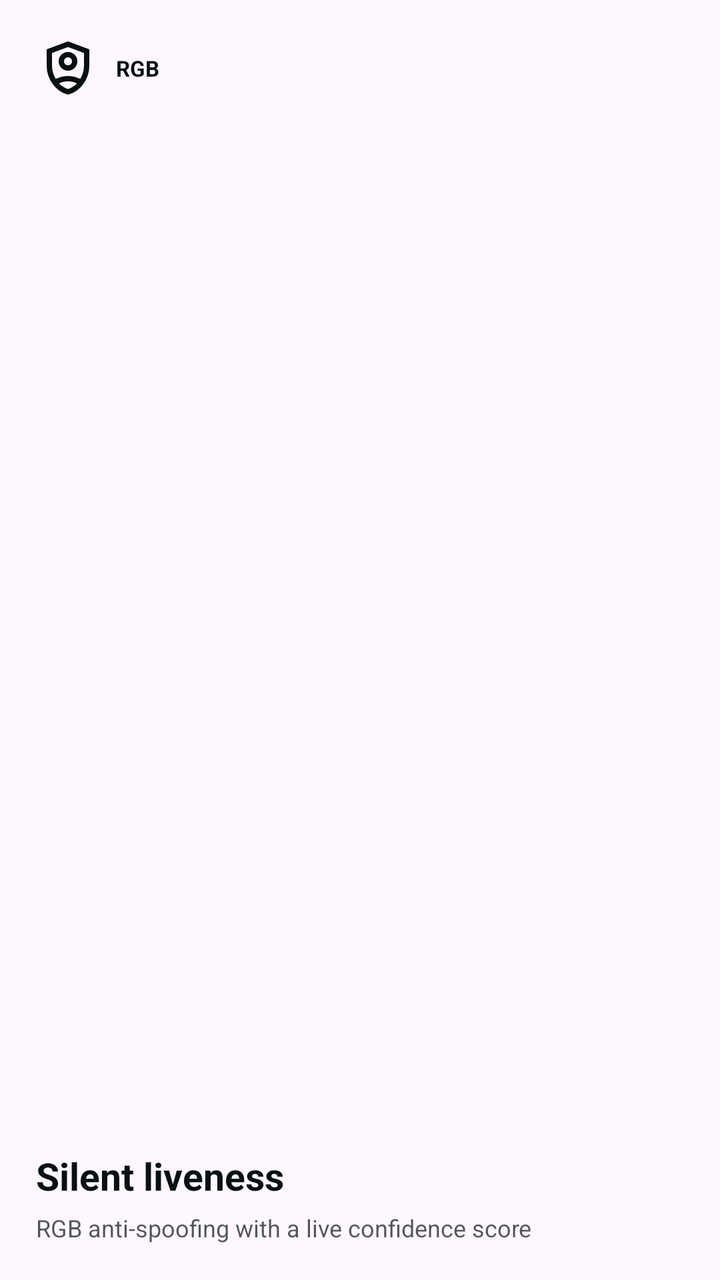
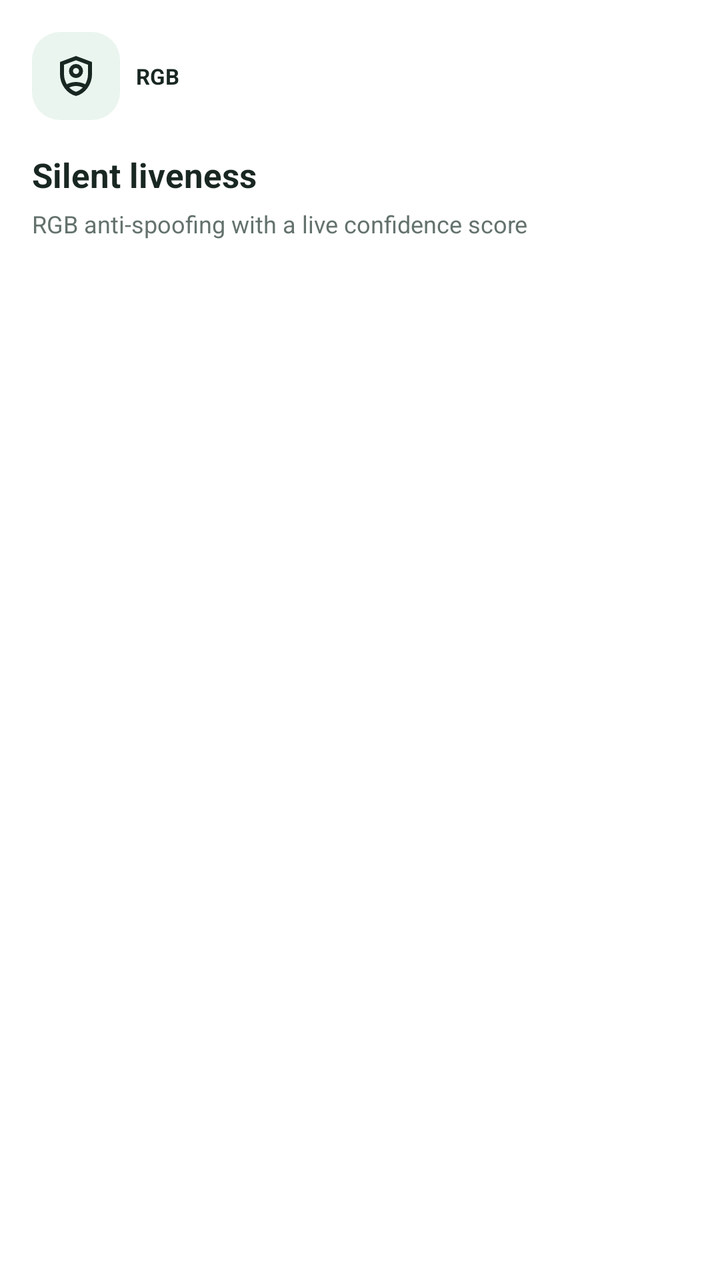

Two renders of the same Android screen: before a commit and after it. Below are the layout's source before the change and the commit's diff.
<!-- AndroidManifest.xml: application theme Theme.InspireFaceExample -->
<!-- res/layout/item_home_silent.xml -->
<?xml version="1.0" encoding="utf-8"?>
<LinearLayout xmlns:android="http://schemas.android.com/apk/res/android"
    android:layout_width="match_parent"
    android:layout_height="match_parent"
    android:gravity="bottom"
    android:orientation="vertical"
    android:padding="18dp">

    <LinearLayout
        android:layout_width="match_parent"
        android:layout_height="wrap_content"
        android:gravity="center_vertical"
        android:orientation="horizontal">

        <ImageView
            android:layout_width="32dp"
            android:layout_height="32dp"
            android:contentDescription="@null"
            android:importantForAccessibility="no"
            android:src="@drawable/ic_home_silent_liveness" />

        <TextView
            android:layout_width="wrap_content"
            android:layout_height="wrap_content"
            android:layout_marginStart="8dp"
            android:text="@string/menu_badge_rgb"
            android:textColor="@color/home_tile_text_dark"
            android:textSize="11sp"
            android:textStyle="bold" />
    </LinearLayout>

    <Space
        android:layout_width="1dp"
        android:layout_height="0dp"
        android:layout_weight="1" />

    <TextView
        android:layout_width="match_parent"
        android:layout_height="wrap_content"
        android:text="@string/mode_silent"
        android:textColor="@color/home_tile_text_dark"
        android:textSize="19sp"
        android:textStyle="bold" />

    <TextView
        android:layout_width="match_parent"
        android:layout_height="wrap_content"
        android:layout_marginTop="5dp"
        android:maxLines="2"
        android:text="@string/home_silent_desc"
        android:textColor="@color/home_tile_text_dark_secondary"
        android:textSize="12sp" />
</LinearLayout>
<!-- resources referenced by this layout -->
<resources>
  <color name="home_tile_text_dark">#FF07110F</color>
  <color name="home_tile_text_dark_secondary">#B307110F</color>
  <style name="Base.Theme.InspireFaceExample" parent="Theme.Material3.DayNight.NoActionBar">
          
          
      </style>
  <!-- unchanged entries left out for length: 5 -->
</resources>

<!-- the commit's change to res/layout/item_home_silent.xml (unified diff, before → after) -->
@@ -1,10 +1,11 @@
 <?xml version="1.0" encoding="utf-8"?>
 <LinearLayout xmlns:android="http://schemas.android.com/apk/res/android"
     android:layout_width="match_parent"
-    android:layout_height="match_parent"
-    android:gravity="bottom"
+    android:layout_height="wrap_content"
+    android:gravity="top"
+    android:minHeight="184dp"
     android:orientation="vertical"
-    android:padding="18dp">
+    android:padding="16dp">
 
     <LinearLayout
         android:layout_width="match_parent"
@@ -13,8 +14,11 @@
         android:orientation="horizontal">
 
         <ImageView
-            android:layout_width="32dp"
-            android:layout_height="32dp"
+            android:background="@drawable/bg_home_icon"
+            android:backgroundTint="@color/home_tile_green"
+            android:padding="10dp"
+            android:layout_width="44dp"
+            android:layout_height="44dp"
             android:contentDescription="@null"
             android:importantForAccessibility="no"
             android:src="@drawable/ic_home_silent_liveness" />
@@ -31,23 +35,24 @@
 
     <Space
         android:layout_width="1dp"
-        android:layout_height="0dp"
-        android:layout_weight="1" />
+        android:layout_height="16dp" />
 
     <TextView
         android:layout_width="match_parent"
         android:layout_height="wrap_content"
         android:text="@string/mode_silent"
         android:textColor="@color/home_tile_text_dark"
-        android:textSize="19sp"
+        android:textSize="17sp"
+        android:maxLines="2"
         android:textStyle="bold" />
 
     <TextView
         android:layout_width="match_parent"
         android:layout_height="wrap_content"
         android:layout_marginTop="5dp"
-        android:maxLines="2"
+        android:maxLines="3"
         android:text="@string/home_silent_desc"
         android:textColor="@color/home_tile_text_dark_secondary"
-        android:textSize="12sp" />
+        android:textSize="12sp"
+        android:lineSpacingExtra="1dp" />
 </LinearLayout>
<!-- resource entries referenced after the edit -->
@@ -1,10 +1,106 @@
 <!-- resources referenced by this layout -->
 <resources>
-  <color name="home_tile_text_dark">#FF07110F</color>
-  <color name="home_tile_text_dark_secondary">#B307110F</color>
-  <style name="Base.Theme.InspireFaceExample" parent="Theme.Material3.DayNight.NoActionBar">
-          
-          
+  <color name="home_tile_green">#EAF5EF</color>
+  <color name="home_tile_text_dark">#192722</color>
+  <color name="home_tile_text_dark_secondary">#64726E</color>
+  <!-- drawable bg_home_icon (drawable) -->
+  <shape xmlns:android="http://schemas.android.com/apk/res/android" android:shape="rectangle">
+      <solid android:color="@color/home_surface" />
+      <corners android:radius="14dp" />
+  </shape>
+  <color name="home_surface">#F5F7F8</color>
+  <style name="Base.Theme.InspireFaceExample" parent="Theme.Material3.Light.NoActionBar">
+          <item name="android:windowBackground">@color/home_background</item>
+          <item name="android:statusBarColor">@android:color/transparent</item>
+          <item name="android:navigationBarColor">@color/home_background</item>
+          <item name="android:windowLightStatusBar">true</item>
+          <item name="android:windowAnimationStyle">@style/AppWindowAnimation</item>
+          <item name="android:colorAccent">@color/liveness_accent</item>
+          <item name="colorPrimary">@color/liveness_accent</item>
+          <item name="colorOnPrimary">@color/white</item>
+          <item name="colorPrimaryContainer">@color/plus_accent_soft</item>
+          <item name="colorOnPrimaryContainer">@color/liveness_accent</item>
+          <item name="colorSecondary">@color/liveness_accent</item>
+          <item name="colorSecondaryContainer">@color/plus_accent_soft</item>
+          <item name="colorOnSecondaryContainer">@color/home_text_primary</item>
+          <item name="colorSurface">@color/home_background</item>
+          <item name="colorSurfaceVariant">@color/home_surface</item>
+          <item name="colorOnSurface">@color/home_text_primary</item>
+          <item name="colorOnSurfaceVariant">@color/home_text_secondary</item>
+          <item name="colorOutline">@color/home_stroke</item>
+          <item name="colorControlHighlight">#14237D63</item>
+          <item name="materialButtonStyle">@style/AppButton</item>
+          <item name="materialButtonOutlinedStyle">@style/AppButton.Outlined</item>
+          <item name="buttonBarPositiveButtonStyle">@style/AppButton.Text</item>
+          <item name="buttonBarNegativeButtonStyle">@style/AppButton.Text</item>
+          <item name="materialAlertDialogTheme">@style/ThemeOverlay.InspireFaceExample.PlusConsent</item>
+          <item name="shapeAppearanceSmallComponent">@style/AppShape.Small</item>
+          <item name="shapeAppearanceMediumComponent">@style/AppShape.Medium</item>
+          <item name="chipStyle">@style/AppChip</item>
+      </style>
+  <color name="home_background">#FFFFFF</color>
+  <style name="AppWindowAnimation" parent="@android:style/Animation.Activity">
+          <item name="android:activityOpenEnterAnimation">@anim/app_page_enter</item>
+          <item name="android:activityOpenExitAnimation">@anim/app_page_dim</item>
+          <item name="android:activityCloseEnterAnimation">@anim/app_page_return</item>
+          <item name="android:activityCloseExitAnimation">@anim/app_page_exit</item>
+      </style>
+  <color name="liveness_accent">#237D63</color>
+  <color name="white">#FFFFFFFF</color>
+  <color name="plus_accent_soft">#EDF6F1</color>
+  <color name="home_text_primary">#192722</color>
+  <color name="home_text_secondary">#64726E</color>
+  <color name="home_stroke">#E8EDEF</color>
+  <style name="AppButton" parent="Widget.Material3.Button">
+          <item name="android:minHeight">48dp</item>
+          <item name="android:textAllCaps">false</item>
+          <item name="android:fontFamily">sans-serif-medium</item>
+          <item name="android:stateListAnimator">@animator/plus_button_press</item>
+          <item name="android:textColor">@color/app_button_text</item>
+          <item name="backgroundTint">@color/app_button_background</item>
+          <item name="cornerRadius">16dp</item>
+      </style>
+  <style name="AppButton.Outlined" parent="Widget.Material3.Button.OutlinedButton">
+          <item name="android:minHeight">48dp</item>
+          <item name="android:textAllCaps">false</item>
+          <item name="android:textColor">@color/app_control_text</item>
+          <item name="android:stateListAnimator">@animator/plus_button_press</item>
+          <item name="strokeColor">@color/home_stroke</item>
+          <item name="cornerRadius">16dp</item>
+      </style>
+  <style name="AppButton.Text" parent="Widget.Material3.Button.TextButton">
+          <item name="android:minHeight">48dp</item>
+          <item name="android:textAllCaps">false</item>
+          <item name="android:stateListAnimator">@animator/plus_button_press</item>
+          <item name="android:textColor">@color/app_control_text</item>
+      </style>
+  <style name="ThemeOverlay.InspireFaceExample.PlusConsent" parent="ThemeOverlay.Material3.MaterialAlertDialog">
+          <item name="colorSurface">@color/plus_background</item>
+          <item name="colorOnSurface">@color/plus_text</item>
+          <item name="colorOnSurfaceVariant">@color/plus_text_secondary</item>
+          <item name="colorPrimary">@color/plus_accent</item>
+          <item name="android:windowAnimationStyle">@style/PlusConsentWindowAnimation</item>
+          <item name="android:backgroundDimAmount">0.22</item>
+      </style>
+  <style name="AppShape.Small" parent="ShapeAppearance.Material3.SmallComponent">
+          <item name="cornerSize">12dp</item>
+      </style>
+  <style name="AppShape.Medium" parent="ShapeAppearance.Material3.MediumComponent">
+          <item name="cornerSize">22dp</item>
+      </style>
+  <style name="AppChip" parent="Widget.Material3.Chip.Filter">
+          <item name="chipBackgroundColor">@color/app_segment_background</item>
+          <item name="android:textColor">@color/app_control_text</item>
+          <item name="chipStrokeColor">@color/home_stroke</item>
+          <item name="android:stateListAnimator">@animator/plus_button_press</item>
+      </style>
+  <color name="plus_background">#FFFFFF</color>
+  <color name="plus_text">#192722</color>
+  <color name="plus_text_secondary">#64726E</color>
+  <color name="plus_accent">#237D63</color>
+  <style name="PlusConsentWindowAnimation">
+          <item name="android:windowEnterAnimation">@anim/plus_dialog_enter</item>
+          <item name="android:windowExitAnimation">@anim/plus_dialog_exit</item>
       </style>
   <!-- unchanged entries left out for length: 5 -->
 </resources>
